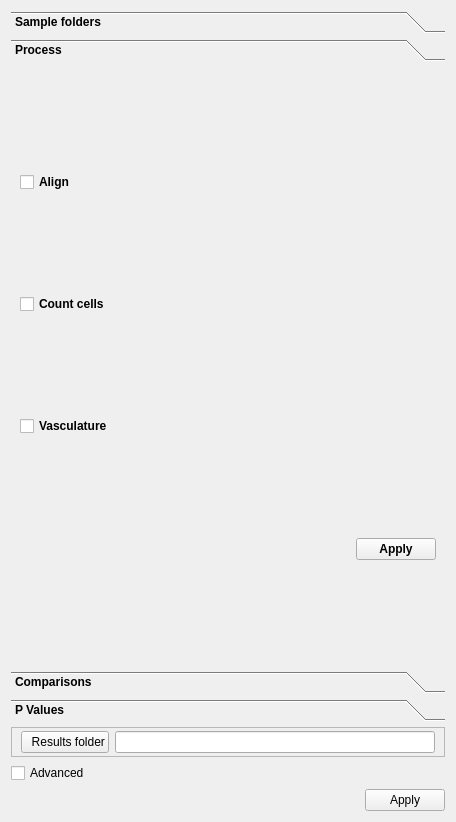
Above: ClearMap/gui/creator/batch_tab.ui from ClearAnatomics/ClearMap before the change. Below: the same form after it.
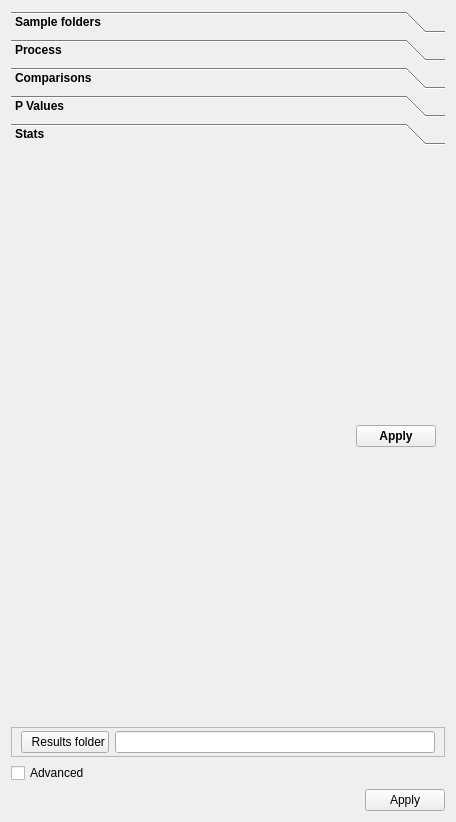
That is the form after the change. The open tabs and pages were chosen to show the change. Icons and pictures are not drawn.

Commit message: Fixes group stats table and adds button in UI

Diff of the .ui file:
```diff
--- a/ClearMap/gui/creator/batch_tab.ui
+++ b/ClearMap/gui/creator/batch_tab.ui
@@ -146,6 +146,23 @@
        </item>
       </layout>
      </widget>
+     <widget class="QWidget" name="page_2">
+      <attribute name="label">
+       <string>Stats</string>
+      </attribute>
+      <layout class="QVBoxLayout" name="verticalLayout_6">
+       <item>
+        <widget class="QDialogButtonBox" name="batchStatsButtonBox">
+         <property name="standardButtons">
+          <set>QDialogButtonBox::Apply</set>
+         </property>
+         <property name="applyString" stdset="0">
+          <string>Run</string>
+         </property>
+        </widget>
+       </item>
+      </layout>
+     </widget>
     </widget>
    </item>
    <item>
```
The commit also changes 2 other files.
